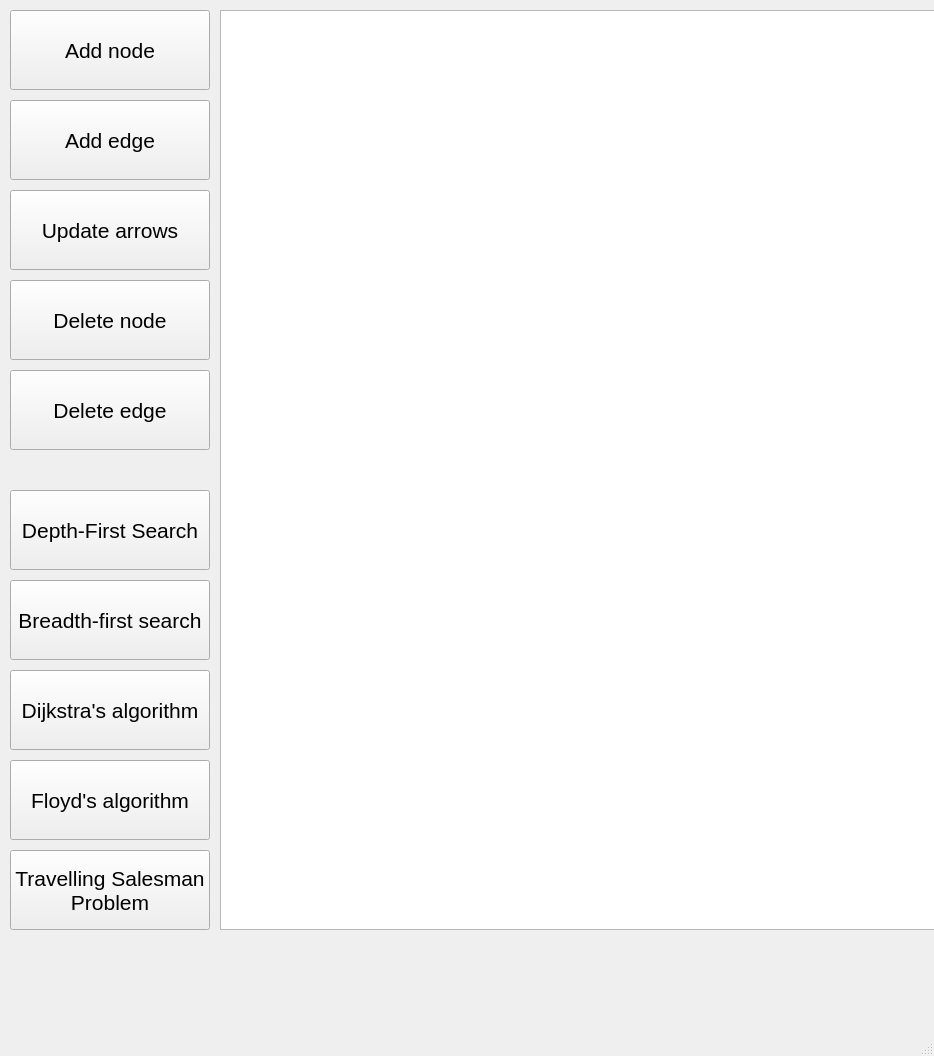
Old version of the form Sem_2/Labs/graph/GraphGenerator/graphgenerator.ui in the repository Meidori/PSTU_Labs_2023.
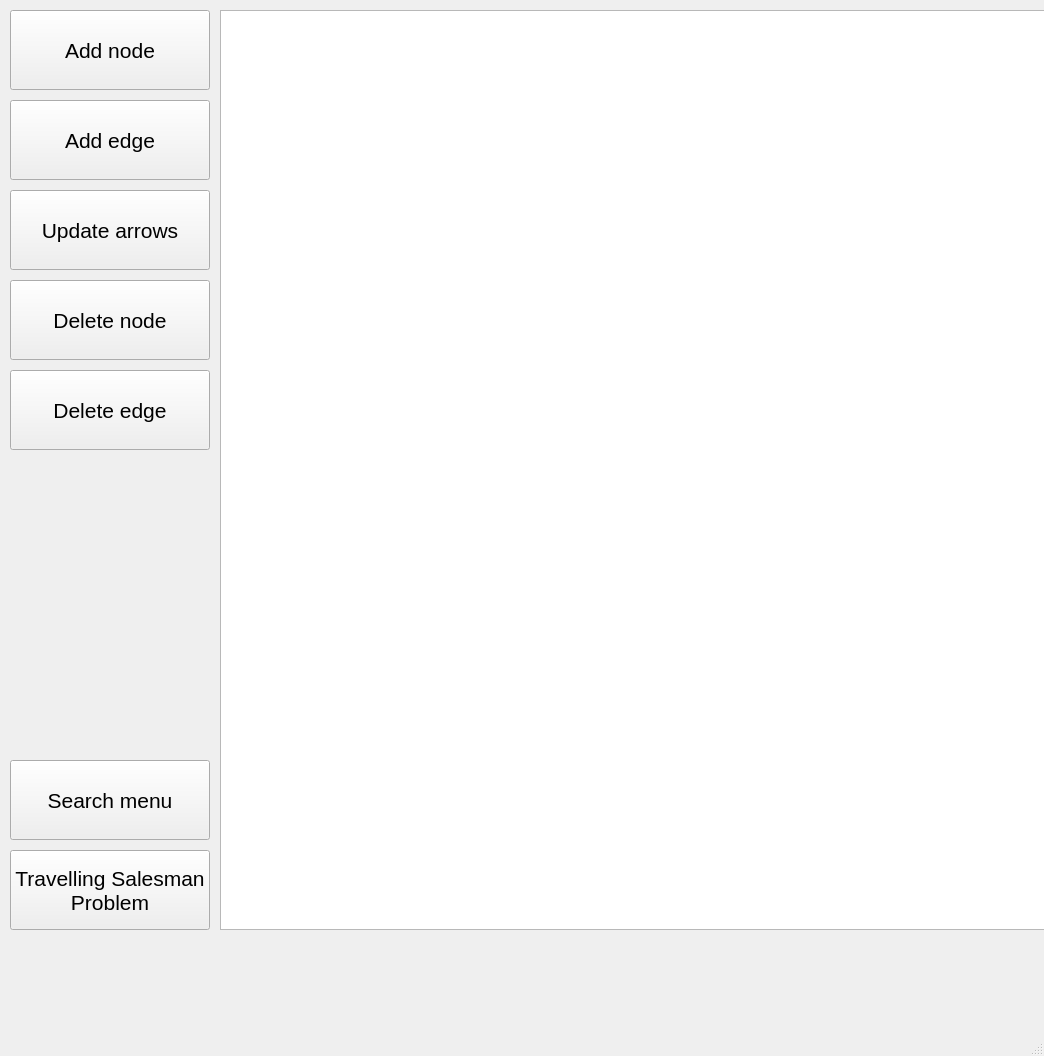
New version of the form.

Diff of the .ui file:
```diff
--- a/Sem_2/Labs/graph/GraphGenerator/graphgenerator.ui
+++ b/Sem_2/Labs/graph/GraphGenerator/graphgenerator.ui
@@ -6,7 +6,7 @@
    <rect>
     <x>0</x>
     <y>0</y>
-    <width>934</width>
+    <width>1044</width>
     <height>1056</height>
    </rect>
   </property>
@@ -129,61 +129,7 @@
      </font>
     </property>
     <property name="text">
-     <string>Floyd's algorithm</string>
-    </property>
-   </widget>
-   <widget class="QPushButton" name="dijkstraBtn">
-    <property name="geometry">
-     <rect>
-      <x>10</x>
-      <y>670</y>
-      <width>200</width>
-      <height>80</height>
-     </rect>
-    </property>
-    <property name="font">
-     <font>
-      <pointsize>16</pointsize>
-     </font>
-    </property>
-    <property name="text">
-     <string>Dijkstra's algorithm</string>
-    </property>
-   </widget>
-   <widget class="QPushButton" name="bfsBtn">
-    <property name="geometry">
-     <rect>
-      <x>10</x>
-      <y>580</y>
-      <width>200</width>
-      <height>80</height>
-     </rect>
-    </property>
-    <property name="font">
-     <font>
-      <pointsize>16</pointsize>
-     </font>
-    </property>
-    <property name="text">
-     <string>Breadth-first search</string>
-    </property>
-   </widget>
-   <widget class="QPushButton" name="dfsBtn">
-    <property name="geometry">
-     <rect>
-      <x>10</x>
-      <y>490</y>
-      <width>200</width>
-      <height>80</height>
-     </rect>
-    </property>
-    <property name="font">
-     <font>
-      <pointsize>16</pointsize>
-     </font>
-    </property>
-    <property name="text">
-     <string>Depth-First Search</string>
+     <string>Search menu</string>
     </property>
    </widget>
    <widget class="QPushButton" name="tspBtn">
```
Left out of the diff: 4 changed lines with no effect on the pictures.
